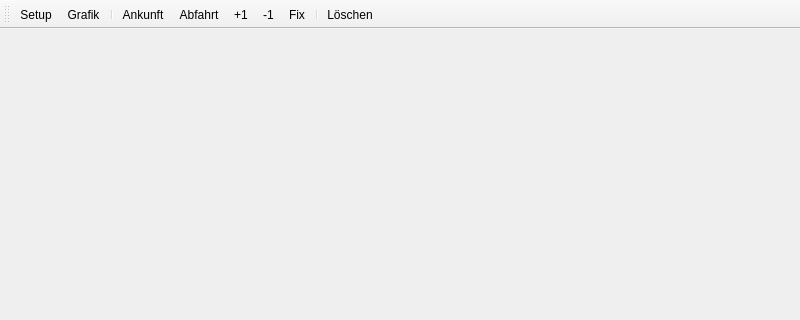
First picture: the form in qt/gleisbelegung.ui, repository topological-state/stskit, before the edit; both pictures show x 0 to 800 and y 0 to 320 of the 800 by 600 pixel window.
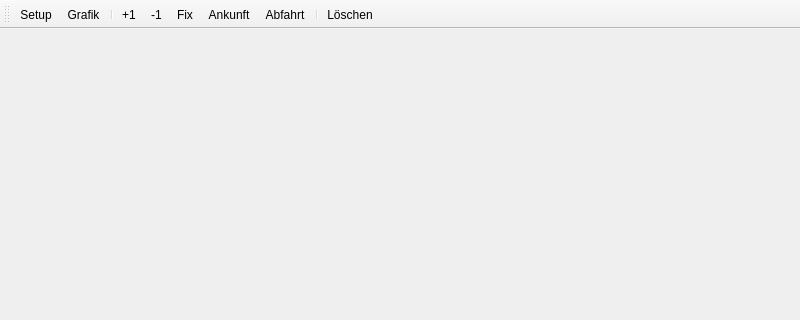
Second picture: the form after the edit. Icons and pictures are not drawn.

```diff
--- a/qt/gleisbelegung.ui
+++ b/qt/gleisbelegung.ui
@@ -284,11 +284,11 @@
    <addaction name="actionSetup"/>
    <addaction name="actionAnzeige"/>
    <addaction name="separator"/>
-   <addaction name="actionAnkunftAbwarten"/>
-   <addaction name="actionAbfahrtAbwarten"/>
    <addaction name="actionPlusEins"/>
    <addaction name="actionMinusEins"/>
    <addaction name="actionFix"/>
+   <addaction name="actionAnkunftAbwarten"/>
+   <addaction name="actionAbfahrtAbwarten"/>
    <addaction name="separator"/>
    <addaction name="actionLoeschen"/>
   </widget>
```
Left out of the diff: 12 changed lines with no effect on the pictures.
